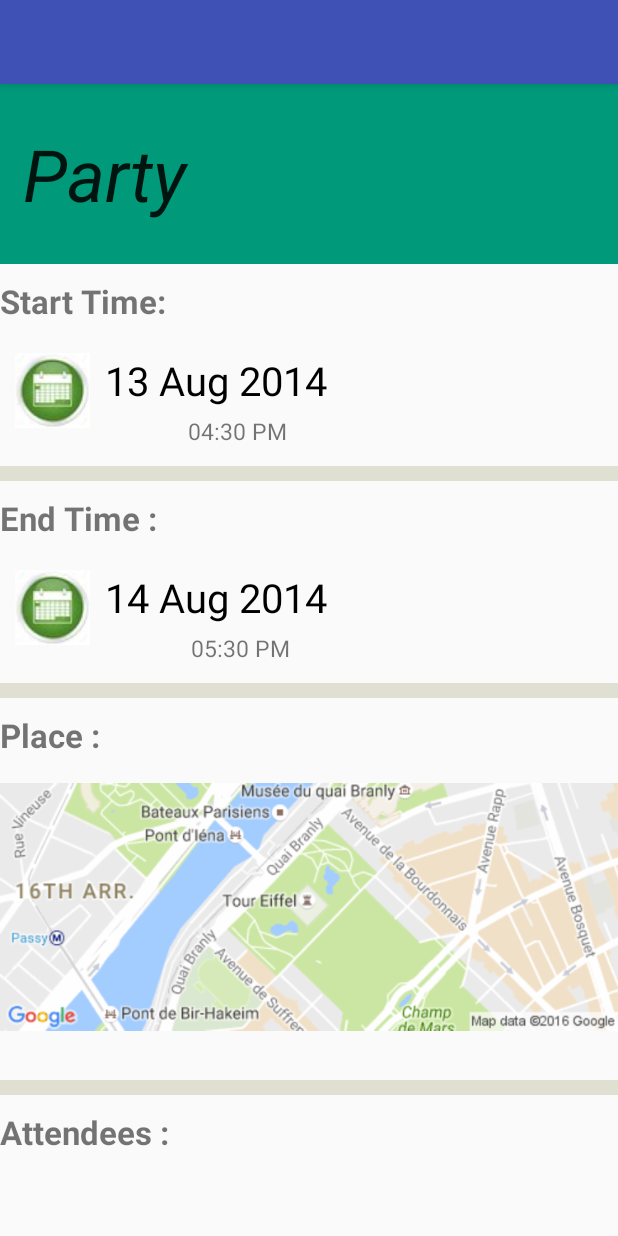
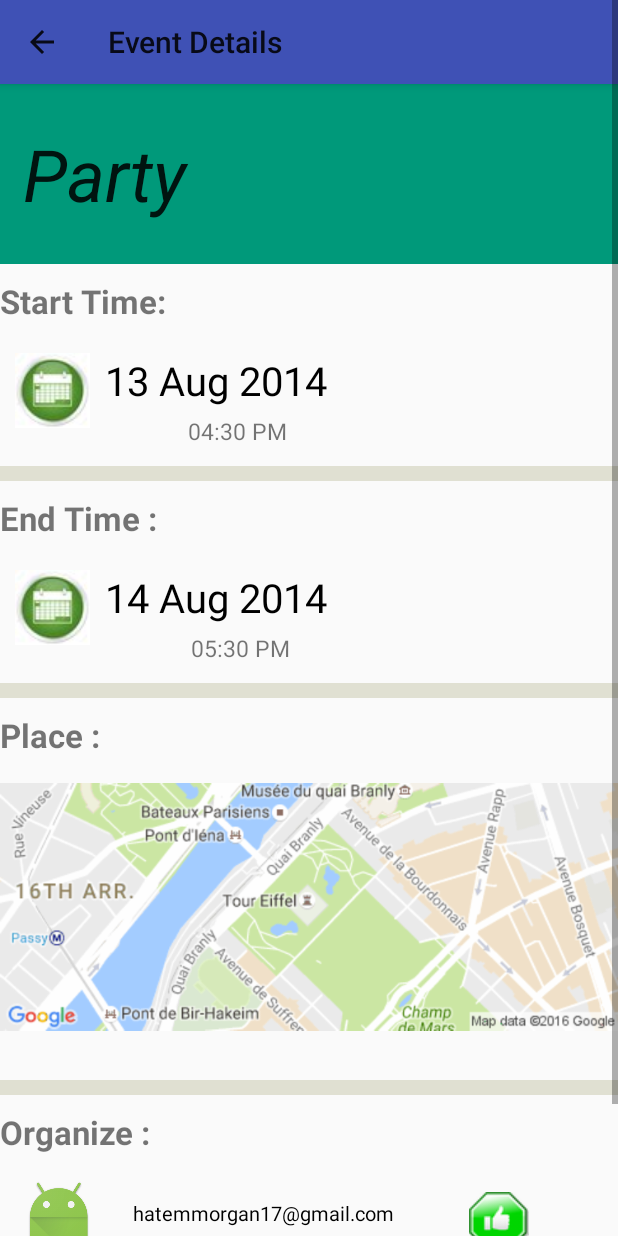
Before and after one commit to HatemMorgan/TickToc-App-Android, an Android app: the DetailedEvent screen opened directly, with no data from a screen before it, on a phone screen of 412 x 824 dp. Run offline under Robolectric (Android 15) with nearby library versions, the phone set to English and light mode, and no system bars; network calls fail.

Commit message:
adding detailed event object relation models

```diff
--- a/app/src/main/java/com/example/hatem/tick_toc_app/Activities/DetailedEvent.java
+++ b/app/src/main/java/com/example/hatem/tick_toc_app/Activities/DetailedEvent.java
@@ -1,15 +1,85 @@
 package com.example.hatem.tick_toc_app.Activities;
 
+import android.content.Context;
+import android.content.Intent;
+import android.net.Uri;
 import android.os.Bundle;
 import android.support.v7.app.AppCompatActivity;
+import android.support.v7.widget.Toolbar;
+import android.view.View;
+import android.widget.ImageView;
+import android.widget.ListView;
+import android.widget.TextView;
 
 import com.example.hatem.tick_toc_app.R;
 
 public class DetailedEvent extends AppCompatActivity {
 
+    TextView textView_eventName;
+    TextView textView_startDate;
+    TextView textView_startTime;
+    TextView textView_endDate;
+    TextView textView_endTime;
+    ListView listView_Attendees;
+    ImageView imageView_location;
+    Toolbar toolbar;
+    Context context;
+
     @Override
     protected void onCreate(Bundle savedInstanceState) {
         super.onCreate(savedInstanceState);
         setContentView(R.layout.activity_detailed_event);
+
+        textView_eventName = (TextView) findViewById(R.id.detailedEvent_textView_title);
+        textView_startDate = (TextView) findViewById(R.id.detialedEvent_textView_startDate);
+        textView_startTime = (TextView) findViewById(R.id.detialedEvent_textView_startTime);
+        textView_endDate = (TextView) findViewById(R.id.detialedEvent_textView_endTime);
+        textView_endTime = (TextView) findViewById(R.id.detialedEvent_textView_endTime);
+        listView_Attendees = (ListView) findViewById(R.id.detailedEvent_listView);
+        imageView_location = (ImageView) findViewById(R.id.detailedEvent_imageview_location);
+
+        context = this;
+        initToolBar();
+
+
     }
+
+
+    private void getEventDetails(String eventID){
+
+        final String USERID_PARAM = "userID";
+        final String EVENTID_PARAM = "id";
+        String allEventsUrl = "http://52.41.53.13/events/list";
+        Uri buildURI = Uri.parse(allEventsUrl)
+                .buildUpon()
+                .appendQueryParameter(USERID_PARAM,"5843bbfa010b6d0f739c1c74")
+                .appendQueryParameter(EVENTID_PARAM,eventID)
+                .build();
+
+
+
+
+    }
+
+
+    private void initToolBar() {
+        toolbar = (Toolbar) findViewById(R.id.detailedEvents_toolbar);
+        toolbar.setTitle("Event Details");
+
+        setSupportActionBar(toolbar);
+        getSupportActionBar().setHomeButtonEnabled(true);
+        getSupportActionBar().setDisplayHomeAsUpEnabled(true);
+
+
+        toolbar.setNavigationOnClickListener(new View.OnClickListener() {
+            @Override
+            public void onClick(View v) {
+                Intent intent = new Intent(context, MainActivity.class);
+                startActivity(intent);
+                finish();
+            }
+        });
+
+    }
+
 }
--- a/app/src/main/java/com/example/hatem/tick_toc_app/Adapters/EventsAdapter.java
+++ b/app/src/main/java/com/example/hatem/tick_toc_app/Adapters/EventsAdapter.java
@@ -71,6 +71,7 @@ public class EventsAdapter extends BaseAdapter {
         }
 
         EventListItem eventListItem = getItem(position);
+        viewHolder.textView_eventName.setContentDescription(eventListItem.getId());
         viewHolder.textView_eventName.setText(eventListItem.getSummary());
         viewHolder.textView_eventDate.setText(DateUtility.getFormateDate(eventListItem.getStart().getDateTime()));
         viewHolder.textView_eventTime.setText(DateUtility.getFormattedTime(eventListItem.getStart().getDateTime()));
--- /dev/null
+++ b/app/src/main/java/com/example/hatem/tick_toc_app/ORM/DetailedEvent.java
@@ -0,0 +1,330 @@
+package com.example.hatem.tick_toc_app.ORM;
+
+import com.google.gson.annotations.Expose;
+import com.google.gson.annotations.SerializedName;
+
+import java.util.List;
+
+/**
+ * Created by hatem on 12/5/16.
+ */
+public class DetailedEvent {
+    @SerializedName("attendees")
+    @Expose
+    private List<Attendee> attendees = null;
+    @SerializedName("created")
+    @Expose
+    private String created;
+    @SerializedName("description")
+    @Expose
+    private String description;
+    @SerializedName("end")
+    @Expose
+    private Date end;
+    @SerializedName("etag")
+    @Expose
+    private String etag;
+    @SerializedName("htmlLink")
+    @Expose
+    private String htmlLink;
+    @SerializedName("iCalUID")
+    @Expose
+    private String iCalUID;
+    @SerializedName("id")
+    @Expose
+    private String id;
+    @SerializedName("kind")
+    @Expose
+    private String kind;
+    @SerializedName("location")
+    @Expose
+    private String location;
+    @SerializedName("organizer")
+    @Expose
+    private Organizer organizer;
+    @SerializedName("start")
+    @Expose
+    private Date start;
+    @SerializedName("status")
+    @Expose
+    private String status;
+    @SerializedName("summary")
+    @Expose
+    private String summary;
+    @SerializedName("updated")
+    @Expose
+    private String updated;
+
+    /**
+     *
+     * @return
+     *     The attendees
+     */
+    public List<Attendee> getAttendees() {
+        return attendees;
+    }
+
+    /**
+     *
+     * @param attendees
+     *     The attendees
+     */
+    public void setAttendees(List<Attendee> attendees) {
+        this.attendees = attendees;
+    }
+
+    /**
+     *
+     * @return
+     *     The created
+     */
+    public String getCreated() {
+        return created;
+    }
+
+    /**
+     *
+     * @param created
+     *     The created
+     */
+    public void setCreated(String created) {
+        this.created = created;
+    }
+
+
+
+    /**
+     *
+     * @return
+     *     The description
+     */
+    public String getDescription() {
+        return description;
+    }
+
+    /**
+     *
+     * @param description
+     *     The description
+     */
+    public void setDescription(String description) {
+        this.description = description;
+    }
+
+    /**
+     *
+     * @return
+     *     The end
+     */
+    public Date getEnd() {
+        return end;
+    }
+
+    /**
+     *
+     * @param end
+     *     The end
+     */
+    public void setEnd(Date end) {
+        this.end = end;
+    }
+
+    /**
+     *
+     * @return
+     *     The etag
+     */
+    public String getEtag() {
+        return etag;
+    }
+
+    /**
+     *
+     * @param etag
+     *     The etag
+     */
+    public void setEtag(String etag) {
+        this.etag = etag;
+    }
+
+    /**
+     *
+     * @return
+     *     The htmlLink
+     */
+    public String getHtmlLink() {
+        return htmlLink;
+    }
+
+    /**
+     *
+     * @param htmlLink
+     *     The htmlLink
+     */
+    public void setHtmlLink(String htmlLink) {
+        this.htmlLink = htmlLink;
+    }
+
+    /**
+     *
+     * @return
+     *     The iCalUID
+     */
+    public String getICalUID() {
+        return iCalUID;
+    }
+
+    /**
+     *
+     * @param iCalUID
+     *     The iCalUID
+     */
+    public void setICalUID(String iCalUID) {
+        this.iCalUID = iCalUID;
+    }
+
+    /**
+     *
+     * @return
+     *     The id
+     */
+    public String getId() {
+        return id;
+    }
+
+    /**
+     *
+     * @param id
+     *     The id
+     */
+    public void setId(String id) {
+        this.id = id;
+    }
+
+    /**
+     *
+     * @return
+     *     The kind
+     */
+    public String getKind() {
+        return kind;
+    }
+
+    /**
+     *
+     * @param kind
+     *     The kind
+     */
+    public void setKind(String kind) {
+        this.kind = kind;
+    }
+
+    /**
+     *
+     * @return
+     *     The location
+     */
+    public String getLocation() {
+        return location;
+    }
+
+    /**
+     *
+     * @param location
+     *     The location
+     */
+    public void setLocation(String location) {
+        this.location = location;
+    }
+
+    /**
+     *
+     * @return
+     *     The organizer
+     */
+    public Organizer getOrganizer() {
+        return organizer;
+    }
+
+    /**
+     *
+     * @param organizer
+     *     The organizer
+     */
+    public void setOrganizer(Organizer organizer) {
+        this.organizer = organizer;
+    }
+
+
+    /**
+     *
+     * @return
+     *     The start
+     */
+    public Date getStart() {
+        return start;
+    }
+
+    /**
+     *
+     * @param start
+     *     The start
+     */
+    public void setStart(Date start) {
+        this.start = start;
+    }
+
+    /**
+     *
+     * @return
+     *     The status
+     */
+    public String getStatus() {
+        return status;
+    }
+
+    /**
+     *
+     * @param status
+     *     The status
+     */
+    public void setStatus(String status) {
+        this.status = status;
+    }
+
+    /**
+     *
+     * @return
+     *     The summary
+     */
+    public String getSummary() {
+        return summary;
+    }
+
+    /**
+     *
+     * @param summary
+     *     The summary
+     */
+    public void setSummary(String summary) {
+        this.summary = summary;
+    }
+
+    /**
+     *
+     * @return
+     *     The updated
+     */
+    public String getUpdated() {
+        return updated;
+    }
+
+    /**
+     *
+     * @param updated
+     *     The updated
+     */
+    public void setUpdated(String updated) {
+        this.updated = updated;
+    }
+}
--- a/app/src/main/res/layout/activity_detailed_event.xml
+++ b/app/src/main/res/layout/activity_detailed_event.xml
@@ -15,7 +15,7 @@
         >
 
         <android.support.v7.widget.Toolbar
-            android:id="@+id/events_toolbar"
+            android:id="@+id/detailedEvents_toolbar"
             android:layout_width="match_parent"
             android:layout_height="?attr/actionBarSize"
             android:background="?attr/colorPrimary"
@@ -36,7 +36,7 @@
                 android:text="Party"
                 android:textStyle="italic"
                 android:layout_marginLeft="15dp"
-                android:id="@+id/textView_title"
+                android:id="@+id/detailedEvent_textView_title"
                 android:layout_gravity="center_vertical"
                 android:textSize="@android:dimen/app_icon_size"
 
@@ -169,11 +169,62 @@
             />
 
         <ImageView
+            android:id="@+id/detailedEvent_imageview_location"
             android:layout_width="match_parent"
             android:layout_height="wrap_content"
             android:src="@drawable/staticmap"
 
             />
+
+        <View
+            android:layout_width="fill_parent"
+            android:layout_height="10dip"
+            android:background="@color/grey"
+            android:layout_marginTop="15dp"/>
+
+        <TextView
+            android:layout_marginTop="10dp"
+            android:layout_width="wrap_content"
+            android:layout_height="wrap_content"
+            android:text="Organize :"
+            android:textStyle="bold"
+            android:textSize="10pt"
+            />
+
+        <LinearLayout
+            android:layout_width="match_parent"
+            android:layout_height="wrap_content">
+
+
+            <ImageView
+                android:layout_margin="15dp"
+                android:layout_width="wrap_content"
+                android:layout_height="wrap_content"
+                android:id="@+id/detailedEvent_imageView_organizeImage"
+                android:src="@mipmap/ic_launcher"
+                />
+
+            <TextView
+                android:id="@+id/detailedEvent_textview_oragnizeEmail"
+                android:layout_marginTop="30dp"
+                android:layout_width="wrap_content"
+                android:layout_height="wrap_content"
+                android:text="hatemmorgan17@gmail.com"
+                android:textSize="6pt"
+                android:layout_marginLeft="10dp"
+                android:textColor="@color/black"
+                />
+
+            <ImageView
+                android:layout_marginLeft="50dp"
+                android:layout_marginTop="25dp"
+                android:layout_width="wrap_content"
+                android:layout_height="wrap_content"
+                android:src="@drawable/ok"
+                />
+
+
+        </LinearLayout>
 
         <View
             android:layout_width="fill_parent"
```
Also changed, not shown: app/src/main/java/com/example/hatem/tick_toc_app/Activities/EventsActivity.java (+15 -0 lines), app/src/main/java/com/example/hatem/tick_toc_app/ORM/Attendee.java (added, +73 -0 lines), app/src/main/java/com/example/hatem/tick_toc_app/ORM/DetailedEventResponseObject.java (added, +73 -0 lines), app/src/main/java/com/example/hatem/tick_toc_app/ORM/Organizer.java (added, +73 -0 lines), app/src/main/res/layout/attendees_list_item.xml (+32 -1 lines), app/src/main/res/drawable/ok.png (added).
